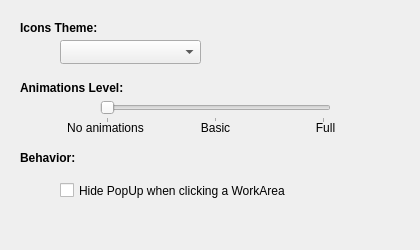
Old version of the form src/config.ui in the repository psifidotos/workflow-project.
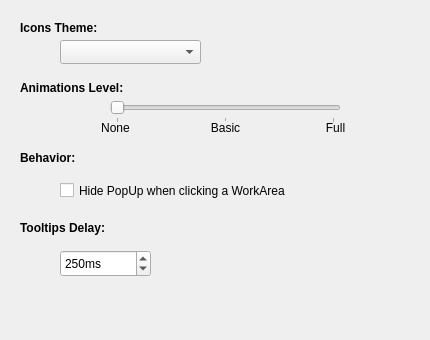
New version of the form.

Commit message:
added:tooltips delay,font color to theme one,Faenza theme,light modality
--added tooltips delay in order for the user to set it from the configuration dialo, 0 means no tooltips at all
--all the dialogs now use the default color for the fonts
--added the Faenza icon theme links
--added a light modality state for the dialogs, by clicking outside the dialog the dialog closes. It is being used to Calibration Dialo and Desktop Dialog

Patch:
```diff
--- a/src/config.ui
+++ b/src/config.ui
@@ -6,8 +6,8 @@
    <rect>
     <x>0</x>
     <y>0</y>
-    <width>420</width>
-    <height>250</height>
+    <width>430</width>
+    <height>340</height>
    </rect>
   </property>
   <property name="sizePolicy">
@@ -18,8 +18,8 @@
   </property>
   <property name="minimumSize">
    <size>
-    <width>420</width>
-    <height>250</height>
+    <width>430</width>
+    <height>340</height>
    </size>
   </property>
   <property name="windowTitle">
@@ -28,7 +28,7 @@
   <widget class="QSlider" name="animationsLevelSlider">
    <property name="geometry">
     <rect>
-     <x>100</x>
+     <x>110</x>
      <y>100</y>
      <width>231</width>
      <height>23</height>
@@ -52,7 +52,7 @@
     <rect>
      <x>20</x>
      <y>80</y>
-     <width>241</width>
+     <width>291</width>
      <height>16</height>
     </rect>
    </property>
@@ -69,14 +69,14 @@
   <widget class="QLabel" name="label_2">
    <property name="geometry">
     <rect>
-     <x>50</x>
+     <x>60</x>
      <y>120</y>
      <width>111</width>
      <height>16</height>
     </rect>
    </property>
    <property name="text">
-    <string>No animations</string>
+    <string>None</string>
    </property>
    <property name="alignment">
     <set>Qt::AlignCenter</set>
@@ -85,7 +85,7 @@
   <widget class="QLabel" name="label_3">
    <property name="geometry">
     <rect>
-     <x>170</x>
+     <x>180</x>
      <y>120</y>
      <width>91</width>
      <height>16</height>
@@ -101,7 +101,7 @@
   <widget class="QLabel" name="label_4">
    <property name="geometry">
     <rect>
-     <x>280</x>
+     <x>290</x>
      <y>120</y>
      <width>91</width>
      <height>16</height>
@@ -141,7 +141,7 @@
     <rect>
      <x>60</x>
      <y>180</y>
-     <width>331</width>
+     <width>381</width>
      <height>21</height>
     </rect>
    </property>
@@ -170,7 +170,7 @@
     <rect>
      <x>20</x>
      <y>20</y>
-     <width>241</width>
+     <width>321</width>
      <height>16</height>
     </rect>
    </property>
@@ -184,6 +184,53 @@
     <string>Icons Theme:</string>
    </property>
   </widget>
+  <widget class="QSpinBox" name="tooltipsSpinBox">
+   <property name="geometry">
+    <rect>
+     <x>60</x>
+     <y>250</y>
+     <width>91</width>
+     <height>27</height>
+    </rect>
+   </property>
+   <property name="toolTip">
+    <string>&lt;html&gt;&lt;head/&gt;&lt;body&gt;&lt;p&gt;The delay for showing a tooltip. With 0 tooltips are disabled&lt;/p&gt;&lt;/body&gt;&lt;/html&gt;</string>
+   </property>
+   <property name="suffix">
+    <string>ms</string>
+   </property>
+   <property name="prefix">
+    <string/>
+   </property>
+   <property name="maximum">
+    <number>1000</number>
+   </property>
+   <property name="singleStep">
+    <number>50</number>
+   </property>
+   <property name="value">
+    <number>250</number>
+   </property>
+  </widget>
+  <widget class="QLabel" name="label_7">
+   <property name="geometry">
+    <rect>
+     <x>20</x>
+     <y>220</y>
+     <width>241</width>
+     <height>16</height>
+    </rect>
+   </property>
+   <property name="font">
+    <font>
+     <weight>75</weight>
+     <bold>true</bold>
+    </font>
+   </property>
+   <property name="text">
+    <string>Tooltips Delay:</string>
+   </property>
+  </widget>
  </widget>
  <resources/>
  <connections/>
```
The commit also changes 26 other files.
